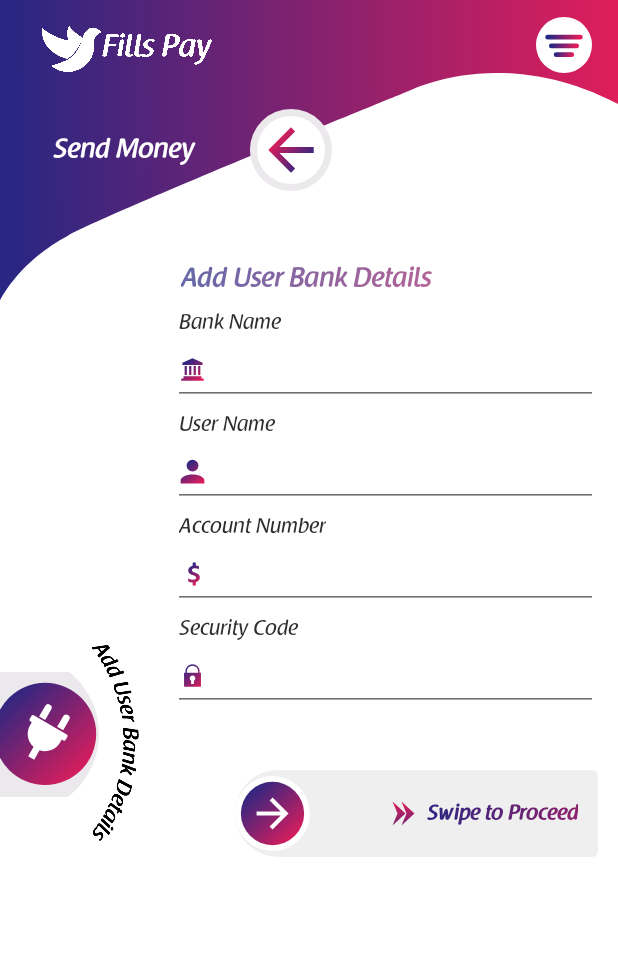
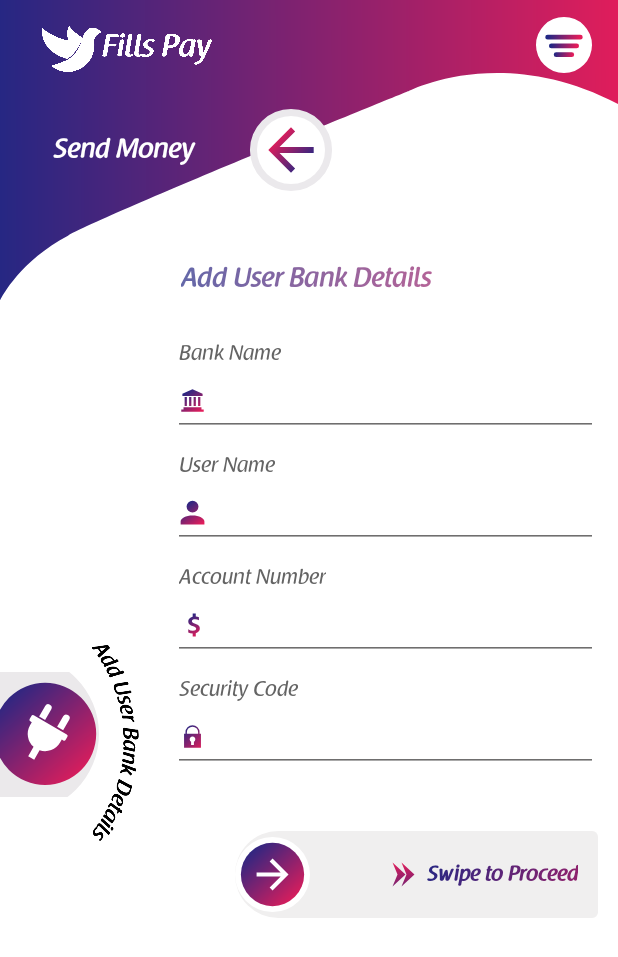
Before and after one commit to marasamallikarjuna/fill, an Android app: the fragment SendMoneyFragTwo placed in its activity, on a phone screen of 412 x 824 dp. Shown: the top 957 px of the screen. Run offline under Robolectric (Android 15) with nearby library versions, the phone set to English and light mode, and no system bars; our stand-ins replace sdp/ssp sizes; Roboto replaces fonts that are not available here.

Commit message:
row_rv_text

```diff
--- a/app/src/main/res/layout/content_send_money.xml
+++ b/app/src/main/res/layout/content_send_money.xml
@@ -17,6 +17,7 @@
         android:layout_height="wrap_content"/>
 
     <TextView
+        android:layout_marginTop="@dimen/_16sdp"
         android:padding="@dimen/_3sdp"
         app:fontFamily="@font/amarante"
         android:text="Bank Name"
@@ -39,6 +40,7 @@
         app:fontFamily="@font/amarante" />
 
     <TextView
+        android:layout_marginTop="@dimen/_5sdp"
         android:padding="@dimen/_3sdp"
         app:fontFamily="@font/amarante"
         android:text="User Name"
@@ -63,6 +65,7 @@
     <TextView
         android:padding="@dimen/_3sdp"
         app:fontFamily="@font/amarante"
+        android:layout_marginTop="@dimen/_5sdp"
         android:text="Account Number"
         android:layout_width="wrap_content"
         android:textColor="@color/greyTextcolor"
@@ -86,6 +89,7 @@
         android:padding="@dimen/_3sdp"
         app:fontFamily="@font/amarante"
         android:text="Security Code"
+        android:layout_marginTop="@dimen/_5sdp"
         android:textColor="@color/greyTextcolor"
         android:layout_width="wrap_content"
         android:layout_height="wrap_content"/>
--- a/app/src/main/res/values/colors.xml
+++ b/app/src/main/res/values/colors.xml
@@ -7,7 +7,7 @@
     <color name="colorBl">#333232</color>
     <color name="startColor">#FFE41D5A</color>
     <color name="endColor">#FF212784</color>
-    <color name="greyTextcolor">#2E2E2E</color>
+    <color name="greyTextcolor">#646464</color>
     <color name="white">#FFFFFF</color>
     <color name="black">#000000</color>
     <color name="black_dull">#1B1B1B</color>
```
